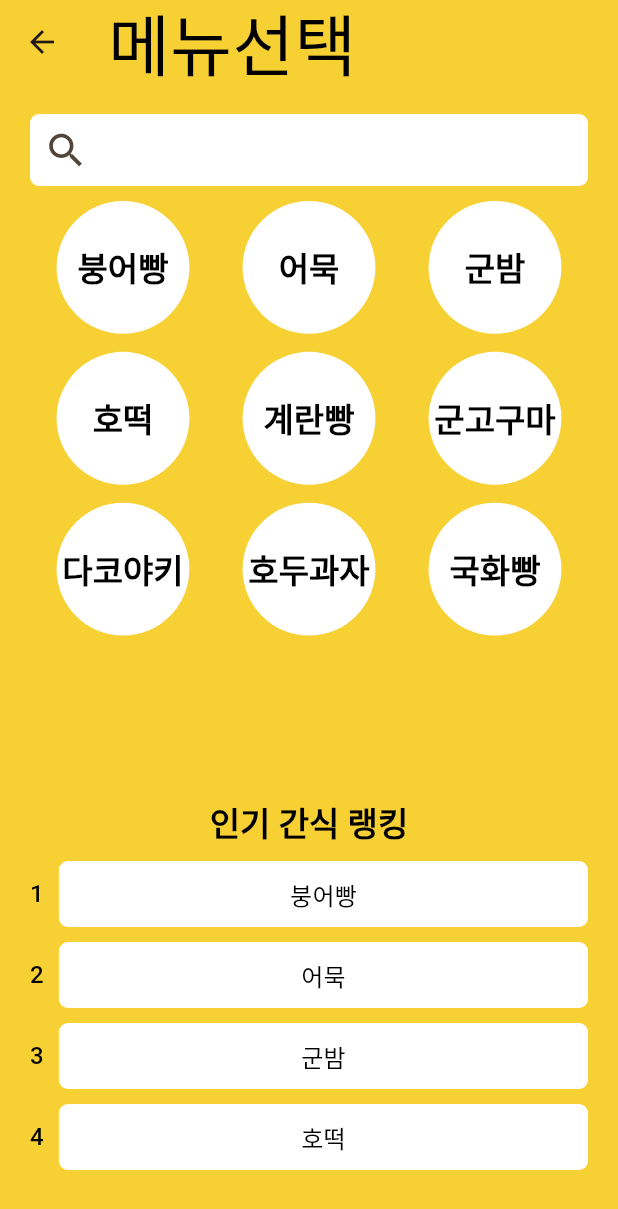
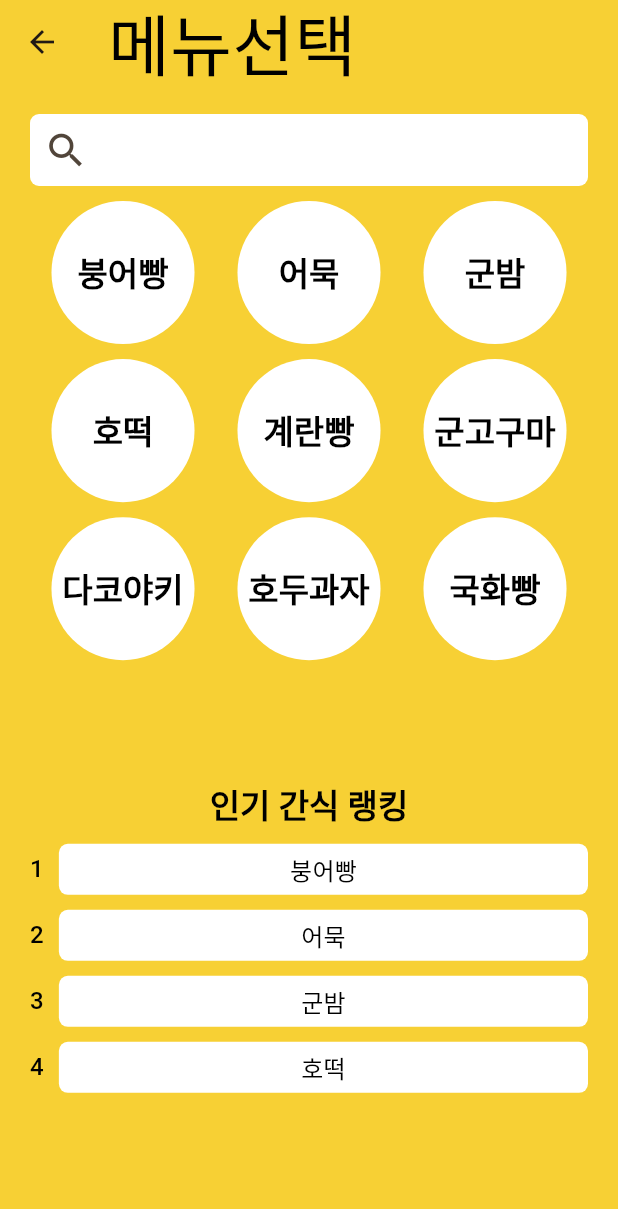
Before and after one commit to gkssk925/WinterFoodies, a Flutter app: the MenuScreen screen opened by its route, on a phone screen of 412 x 824 dp. Shown: the top 1209 px of the screen. Run offline on Flutter 3.47's test engine with Material 2 defaults, Android fonts, the phone set to English and light mode, and no system bars; our stand-ins replace bloc, flutter_bloc, flutter_native_splash, flutter_rating_bar, freezed_annotation, geolocator and 5 more; accounts and stored records are empty.

Commit message:
공통 - 전반적 디자인 수정, 폰트크게

```diff
--- a/lib/presentation/customer/screens/map/map_screen.dart
+++ b/lib/presentation/customer/screens/map/map_screen.dart
@@ -52,7 +52,10 @@ class _MapScreenState extends State<MapScreen> {
         body: Container(
           child: Column(
             children: [
-              Text('나와 가까운 매장을 불러옵니다'),
+              Text(
+                '나와 가까운 매장을 불러옵니다',
+                style: context.headlineSmall(),
+              ),
               Expanded(
                   child: _userPosition == null
                       ? const Center(
--- a/lib/presentation/customer/screens/menu/menu_screen.dart
+++ b/lib/presentation/customer/screens/menu/menu_screen.dart
@@ -63,8 +63,9 @@ class _MenuScreenState extends State<MenuScreen> {
           backgroundColor: MyColors.primary,
         ),
         body: Container(
-            padding: const EdgeInsets.fromLTRB(20, 20, 20, 40),
+            padding: const EdgeInsets.fromLTRB(20, 20, 20, 10),
             child: Column(
+              mainAxisAlignment: MainAxisAlignment.spaceBetween,
               children: [
                 SearchAnchor(
                     searchController: _searchController,
@@ -114,14 +115,13 @@ class _MenuScreenState extends State<MenuScreen> {
                   height: 10,
                 ),
                 Flexible(
+                  flex: 4,
                   child: GridView.count(
-                    crossAxisCount: 3, // 열의 개수
-                    shrinkWrap: false,
-                    mainAxisSpacing: 12.0,
-                    childAspectRatio: 1.4,
+                    crossAxisCount: 3,
+                    mainAxisSpacing: 10,
+                    childAspectRatio: 1.3,
                     children: List.generate(Strings.cateList.length, (index) {
-                      return Center(
-                        child: InkWell(
+                      return InkWell(
                         onTap: () {
                           PersistentNavBarNavigator.pushNewScreen(
                             context,
@@ -142,12 +142,13 @@ class _MenuScreenState extends State<MenuScreen> {
                             style: context.titleLarge(),
                           )),
                         ),
-                        ),
                       );
                     }),
                   ),
                 ),
-                Column(
+                Flexible(
+                  flex: 3,
+                  child: Column(
                     children: [
                       Text(
                         '인기 간식 랭킹',
@@ -156,8 +157,8 @@ class _MenuScreenState extends State<MenuScreen> {
                       const SizedBox(
                         height: 10,
                       ),
-                    SizedBox(
-                      height: 210,
+                      Expanded(
+                        //height: 210,
                         child: ListView.builder(
                             itemCount:
                                 (currentIndex + 4) <= Strings.cateList.length
@@ -172,6 +173,7 @@ class _MenuScreenState extends State<MenuScreen> {
                             })),
                       )
                     ],
+                  ),
                 )
               ],
             )));
@@ -192,7 +194,7 @@ class _MenuScreenState extends State<MenuScreen> {
             Flexible(
               flex: 2,
               child: Container(
-                padding: EdgeInsets.symmetric(vertical: 10),
+                padding: EdgeInsets.symmetric(vertical: 5),
                 decoration: const BoxDecoration(
                     borderRadius: BorderRadius.all(Radius.circular(6)),
                     color: MyColors.white),
--- a/lib/presentation/customer/screens/signup/sign_up_screen.dart
+++ b/lib/presentation/customer/screens/signup/sign_up_screen.dart
@@ -54,7 +54,7 @@ class _SignUpScreenState extends State<SignUpScreen> {
                   '회원가입',
                   style: context.titleLarge(),
                 ),
-                const UserTypeSelectButton(),
+                //const UserTypeSelectButton(),
                 //아이디
                 Align(
                   alignment: Alignment.centerLeft,
--- a/lib/presentation/customer/screens/store_detail/widgets/store_detail_menu.dart
+++ b/lib/presentation/customer/screens/store_detail/widgets/store_detail_menu.dart
@@ -34,7 +34,7 @@ class _StoreDetailMenuState extends State<StoreDetailMenu> {
                   children: [
                     Text(
                       Strings.menuList[index],
-                      style: context.titleMedium(),
+                      style: context.titleLarge(),
                     ),
                     Icon(Icons.shopping_cart)
                   ],
```
Also changed, not shown: lib/presentation/customer/screens/cart/widgets/order_screen.dart (+18 -16 lines), lib/presentation/customer/screens/store_detail/store_detail_screen.dart (+18 -6 lines), lib/presentation/customer/screens/store_list/store_list_screen.dart (+9 -17 lines). Lines whose indentation alone changed are shown as unchanged.
